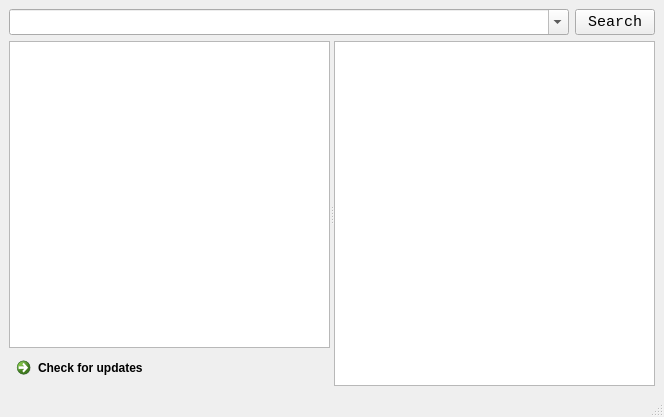
Old version of the form ui.ui in the repository da-liii/katoeba.
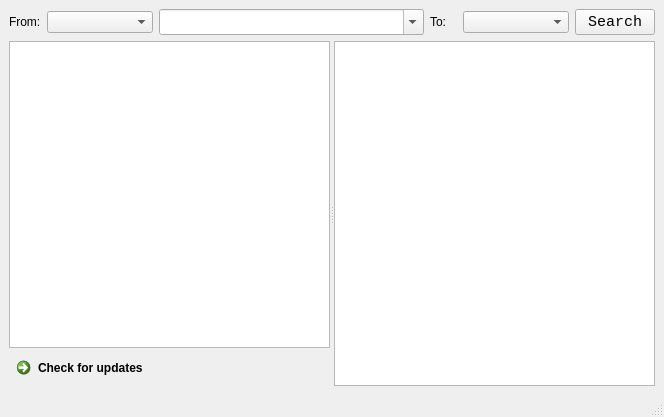
New version of the form. Icons and pictures are not drawn.

What changed in the file:
```diff
--- a/ui.ui
+++ b/ui.ui
@@ -24,7 +24,17 @@
     <item>
      <layout class="QVBoxLayout" name="verticalLayout" stretch="1,10">
       <item>
-       <layout class="QHBoxLayout" name="horizontalLayout" stretch="30,2">
+       <layout class="QHBoxLayout" name="horizontalLayout" stretch="2,8,20,2,8,4">
+        <item>
+         <widget class="QLabel" name="label">
+          <property name="text">
+           <string>From:</string>
+          </property>
+         </widget>
+        </item>
+        <item>
+         <widget class="QComboBox" name="fromBox"/>
+        </item>
         <item>
          <widget class="QComboBox" name="comboBox">
           <property name="sizePolicy">
@@ -41,6 +51,16 @@
           </property>
          </widget>
         </item>
+        <item>
+         <widget class="QLabel" name="label_2">
+          <property name="text">
+           <string>To:</string>
+          </property>
+         </widget>
+        </item>
+        <item>
+         <widget class="QComboBox" name="toBox"/>
+        </item>
         <item>
          <widget class="QPushButton" name="goButton">
           <property name="font">
```
